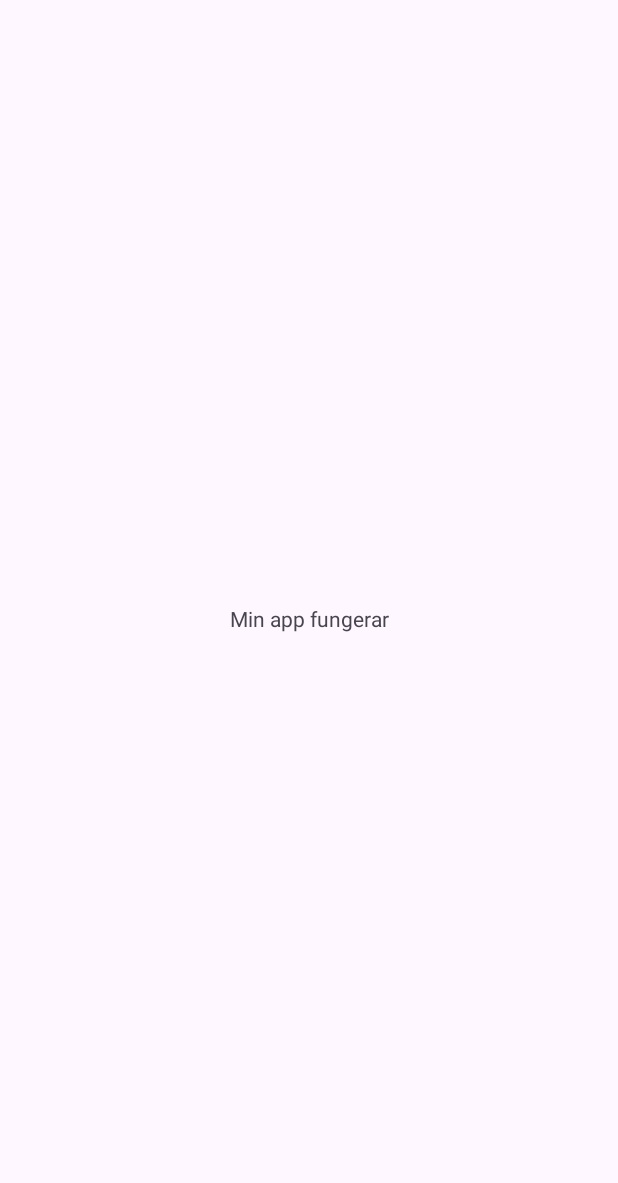
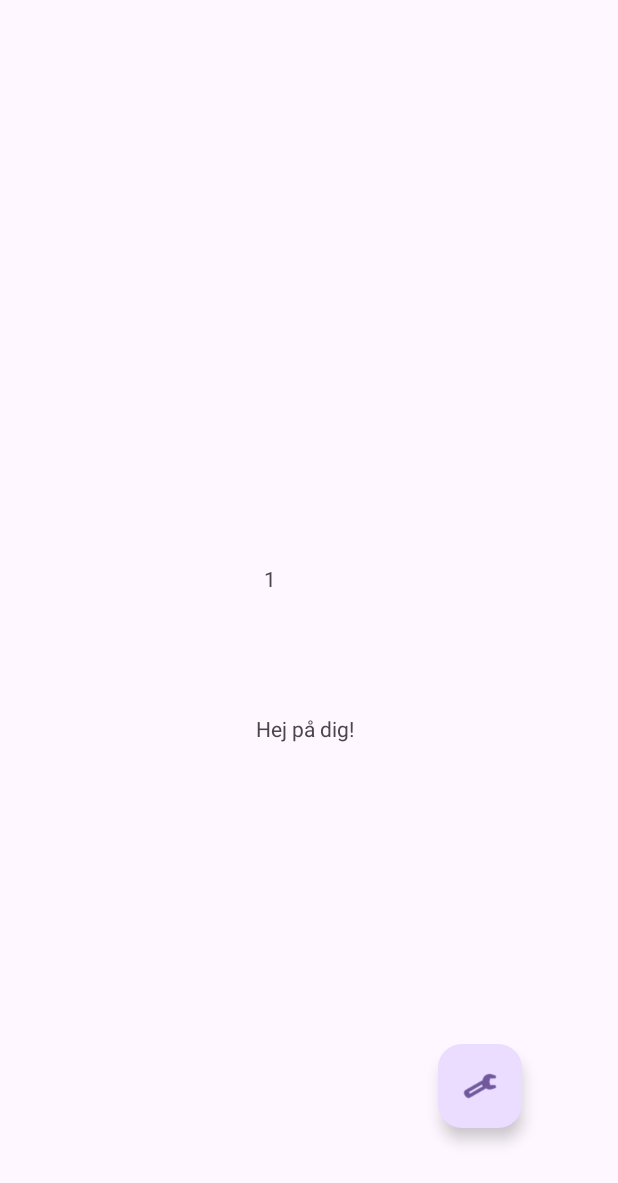
Before and after one commit to malmstli/my-first-app, an Android app: the screen it shows after launch (MainActivity), on a phone screen of 412 x 824 dp. Before the commit the part shown is almost empty. Shown: the top 1183 px of the screen. Run offline under Robolectric (Android 15) with nearby library versions, the phone set to English and light mode, and no system bars.

Commit message:
codechalleneg mellanpush

```diff
--- a/app/src/main/java/fi/arcada/codechallenge/MainActivity.java
+++ b/app/src/main/java/fi/arcada/codechallenge/MainActivity.java
@@ -1,19 +1,89 @@
 package fi.arcada.codechallenge;
 
+import android.annotation.SuppressLint;
+import android.content.Intent;
 import android.os.Bundle;
+import android.widget.TextView;
 
-import androidx.activity.EdgeToEdge;
 import androidx.appcompat.app.AppCompatActivity;
-import androidx.core.graphics.Insets;
-import androidx.core.view.ViewCompat;
-import androidx.core.view.WindowInsetsCompat;
 
+import android.content.SharedPreferences;
+
+import com.google.android.material.floatingactionbutton.FloatingActionButton;
+
+import java.util.concurrent.atomic.AtomicInteger;
+
+// Denna MainActivity håller koll på hur många gånger man öppnat appen
+// Den säger även två olika meddelanden - En vid start och en efter man varit i settings
 public class MainActivity extends AppCompatActivity {
+    // En boolean för att hålla koll på om vi just starta appen
+    private boolean isInitialLaunch = true;
+    private TextView appCountTextView;
+    private TextView welcomeTextView;
+    private FloatingActionButton settingsButton;
 
+    // Vi gör en instans av SharedPreferences
+    private SharedPreferences sharedPreferences;
+    // Man kan ha många olika shared preferences
+    // En sharedPrefence är som cookies i webdev
+    // Man spara sen nyckel-värd par (lite som HashMaps från tidigare under lektionen)
+    // Vi gör en sharedPreferences för våra "counters" (räknare)
+    // Vi gör sen också vår "räknare"
+    private static final String PREFS_NAME = "AppCounterPrefs";
+    private static final String APP_COUNTER_KEY = "appCounter";
+
+    @SuppressLint("MissingInflatedId")
     @Override
     protected void onCreate(Bundle savedInstanceState) {
         super.onCreate(savedInstanceState);
         setContentView(R.layout.activity_main);
 
+        appCountTextView = findViewById(R.id.appCount);
+        welcomeTextView = findViewById(R.id.welcomeView);
+
+        // Vår settings button - Med snygg icon
+        settingsButton = findViewById(R.id.myFloatingActionButton);
+
+        // Här öppnar vi den specifika sharedPreferences filen vi definerat (PREFS_NAME dvs. AppCounterPrefs)
+        // Vi läser den sedan i privat läge (Default) så vår klass har tillgång till den
+        sharedPreferences = getSharedPreferences(PREFS_NAME, MODE_PRIVATE);
+
+        // En enkel intro text
+        welcomeTextView.setText("Hej på dig!");
+
+        // Hämta värdet som just nu finns i vår nyckel APP_COUNTER_KEY
+        int appCounter = sharedPreferences.getInt(APP_COUNTER_KEY, 0);
+
+        // Öka värdet (vi har ju just öppnat appen och denna onCreate() körs)
+        appCounter++;
+
+        // Spara det nya värdet med edit & apply
+        SharedPreferences.Editor editor = sharedPreferences.edit();
+        editor.putInt(APP_COUNTER_KEY, appCounter);
+        editor.apply();
+
+        // Vi visar vår fina counter i vår textView
+        appCountTextView.setText(String.valueOf(appCounter));
+
+        // Vår clickListener för settings
+        settingsButton.setOnClickListener(v -> openSettings());
+    }
+
+    @Override
+    protected void onResume() {
+        super.onResume();
+        // onResume kallas varje gång denna Activity kommer i fokus
+        // Vi kan använda vår boolean för att se till att saker funkar när vi kommer från settings
+        if (!isInitialLaunch) {
+            welcomeTextView.setText("Hej igen!");
+        } else {
+            isInitialLaunch = false;
+        }
+
+    }
+
+    private void openSettings() {
+        Intent intent = new Intent(this, SettingsActivity.class);
+        startActivity(intent);
     }
 }
--- a/app/src/main/res/layout/activity_main.xml
+++ b/app/src/main/res/layout/activity_main.xml
@@ -8,12 +8,34 @@
     tools:context=".MainActivity">
 
     <TextView
-        android:layout_width="wrap_content"
-        android:layout_height="wrap_content"
-        android:text="Min app fungerar"
-        app:layout_constraintBottom_toBottomOf="parent"
-        app:layout_constraintEnd_toEndOf="parent"
+        android:id="@+id/appCount"
+        android:layout_width="67dp"
+        android:layout_height="29dp"
+        android:layout_marginStart="176dp"
+        android:layout_marginTop="376dp"
+        android:text="asd"
         app:layout_constraintStart_toStartOf="parent"
         app:layout_constraintTop_toTopOf="parent" />
 
+    <com.google.android.material.floatingactionbutton.FloatingActionButton
+        android:id="@+id/myFloatingActionButton"
+        android:layout_width="wrap_content"
+        android:layout_height="wrap_content"
+        android:layout_marginEnd="64dp"
+        android:layout_marginBottom="72dp"
+        android:clickable="true"
+        app:layout_constraintBottom_toBottomOf="parent"
+        app:layout_constraintEnd_toEndOf="parent"
+        app:srcCompat="@android:drawable/ic_menu_manage" />
+
+    <TextView
+        android:id="@+id/welcomeView"
+        android:layout_width="wrap_content"
+        android:layout_height="wrap_content"
+        android:layout_marginTop="476dp"
+        android:layout_marginEnd="176dp"
+        android:text="TextView"
+        app:layout_constraintEnd_toEndOf="parent"
+        app:layout_constraintTop_toTopOf="parent" />
+
 </androidx.constraintlayout.widget.ConstraintLayout>
```
Also changed, not shown: app/src/main/java/fi/arcada/codechallenge/SettingsActivity.java (added, +37 -0 lines), app/src/main/res/layout/settings_activity.xml (added, +22 -0 lines).
